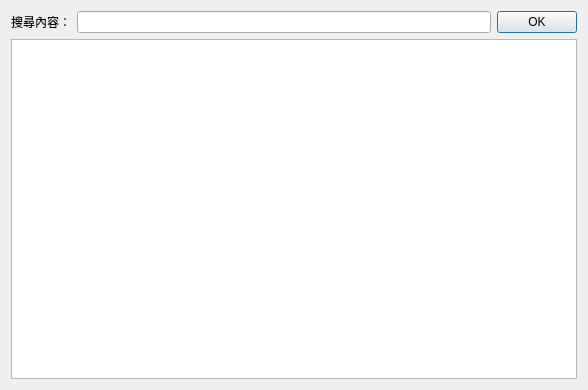
This is searchdialog.ui in johnroyer/urDiary as Qt 5 draws it before an edit. The edited form follows.
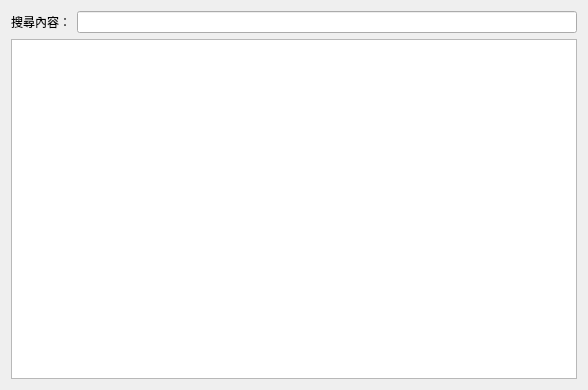
This is the edited form.

Commit message:
Add Search Method and Change UI Behavior
Search input string in every column (date and getup excluded). String is not case sensitive.

Delete "OK" button. Add TextChanged and EditingFinished event to LineEdit.

```diff
--- a/searchdialog.ui
+++ b/searchdialog.ui
@@ -29,13 +29,6 @@
      <item>
       <widget class="QLineEdit" name="lineEdit"/>
      </item>
-     <item>
-      <widget class="QPushButton" name="pushButton">
-       <property name="text">
-        <string>OK</string>
-       </property>
-      </widget>
-     </item>
     </layout>
    </item>
    <item>
```
The commit also changes 2 other files.
